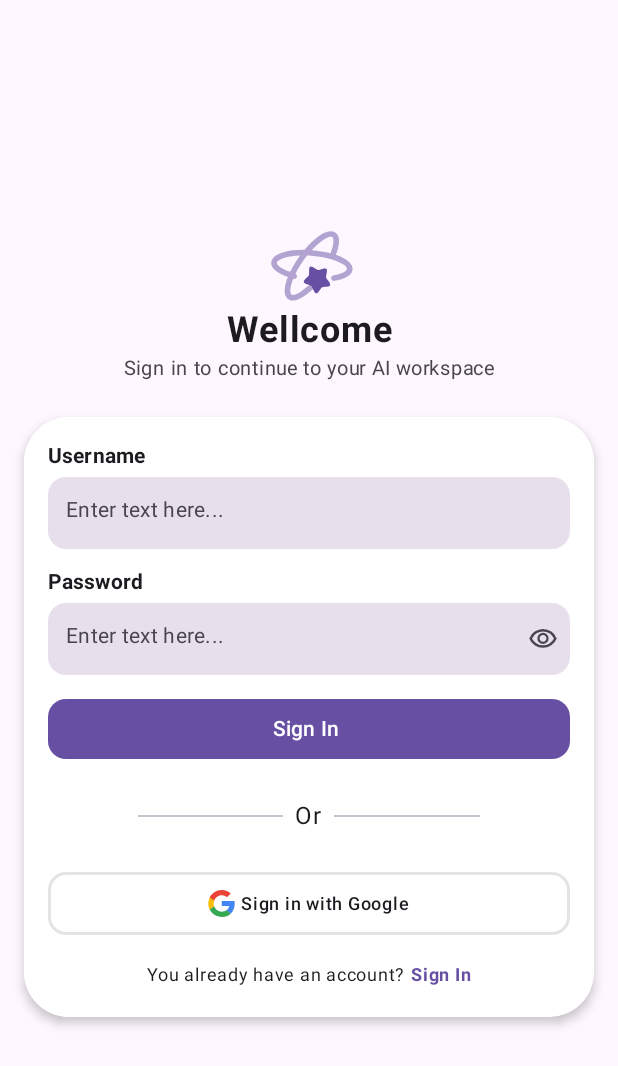
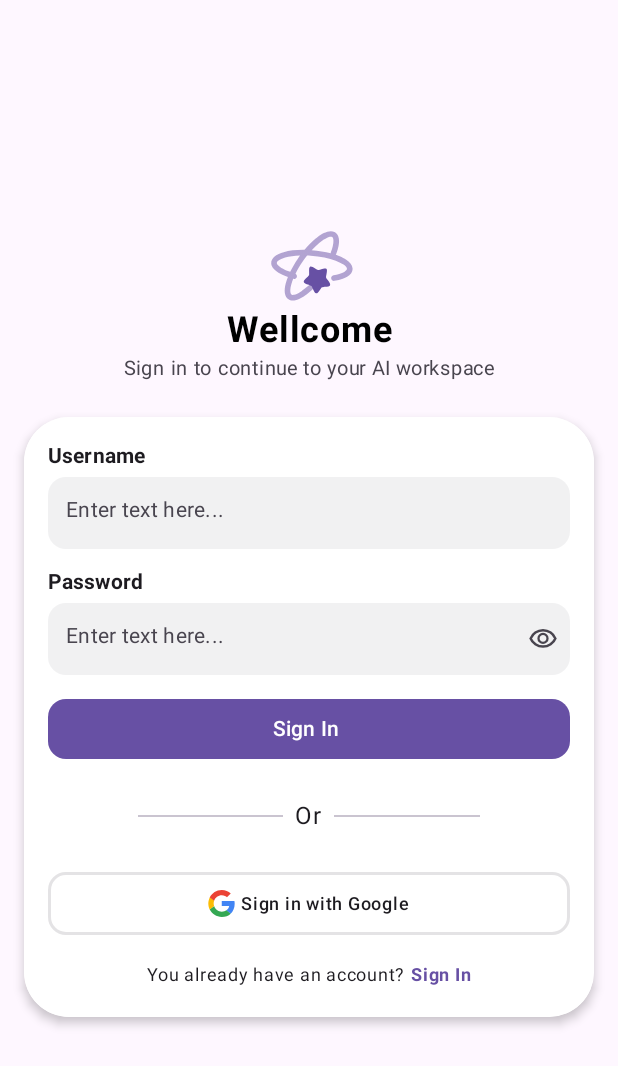
Before and after one commit to minhkhang1505/kotlin_vertex_ai, an Android app built with Jetpack Compose: the screen it shows after launch (MainActivity), on a phone screen of 412 x 824 dp. Shown: the top 1066 px of the screen. Run offline under Robolectric (Android 15) with nearby library versions, the phone set to English and light mode, and no system bars.

Commit message:
feat: Update CustomTextField background color and refactor LoginScreen layout for improved structure

```diff
--- a/app/src/main/java/com/nguyenminhkhang/jarvisai/presentation/components/CustomTextField.kt
+++ b/app/src/main/java/com/nguyenminhkhang/jarvisai/presentation/components/CustomTextField.kt
@@ -43,7 +43,7 @@ fun CustomTextField(modifier: Modifier, text: String?, textFieldTitle: String, t
             onValueChange = {},
             modifier = modifier
                 .clip(shape = RoundedCornerShape(12.dp))
-                .background(MaterialTheme.colorScheme.surfaceVariant),
+                .background(MaterialTheme.colorScheme.outline.copy(0.1f)),
             textStyle = MaterialTheme.typography.bodyLarge.copy(color = MaterialTheme.colorScheme.onSurface),
             decorationBox = { innerTextField ->
                 Row(
--- a/app/src/main/java/com/nguyenminhkhang/jarvisai/presentation/screens/auth/LoginScreen.kt
+++ b/app/src/main/java/com/nguyenminhkhang/jarvisai/presentation/screens/auth/LoginScreen.kt
@@ -3,9 +3,11 @@ package com.nguyenminhkhang.jarvisai.presentation.screens.auth
 import androidx.compose.foundation.background
 import androidx.compose.foundation.clickable
 import androidx.compose.foundation.layout.Arrangement
+import androidx.compose.foundation.layout.Box
 import androidx.compose.foundation.layout.Column
 import androidx.compose.foundation.layout.Spacer
 import androidx.compose.foundation.layout.fillMaxSize
+import androidx.compose.foundation.layout.fillMaxWidth
 import androidx.compose.foundation.layout.height
 import androidx.compose.foundation.layout.padding
 import androidx.compose.foundation.layout.size
@@ -44,12 +46,9 @@ val spaceBetweenElements = 12.dp
 
 @Composable
 fun LoginScreen() {
-    Scaffold(
-    ) {
     Column(
         modifier = Modifier
             .fillMaxSize()
-                .padding(it)
             .background(MaterialTheme.colorScheme.surface)
             .padding(16.dp),
         horizontalAlignment = Alignment.CenterHorizontally,
@@ -115,4 +114,3 @@ fun LoginScreen() {
         }
     }
 }
-}
```
Lines whose indentation alone changed are shown as unchanged.
